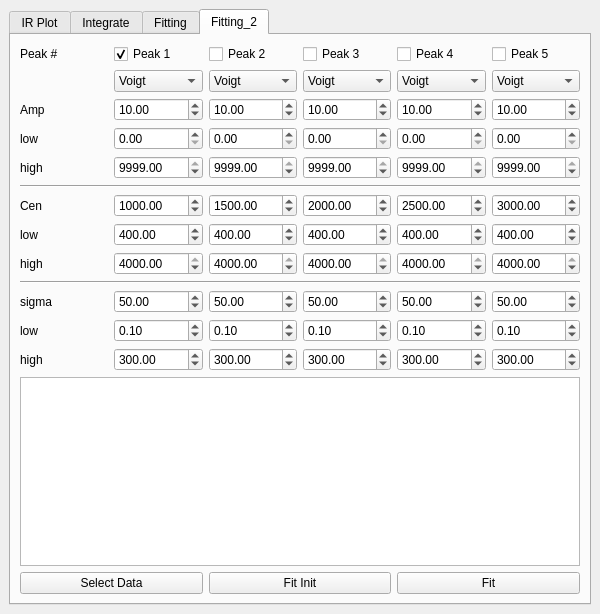
First picture: the form in src/Ui_Files/DockWidgets/Ui/dw_FTIR.ui, repository austinmcano/GGG, before the edit.
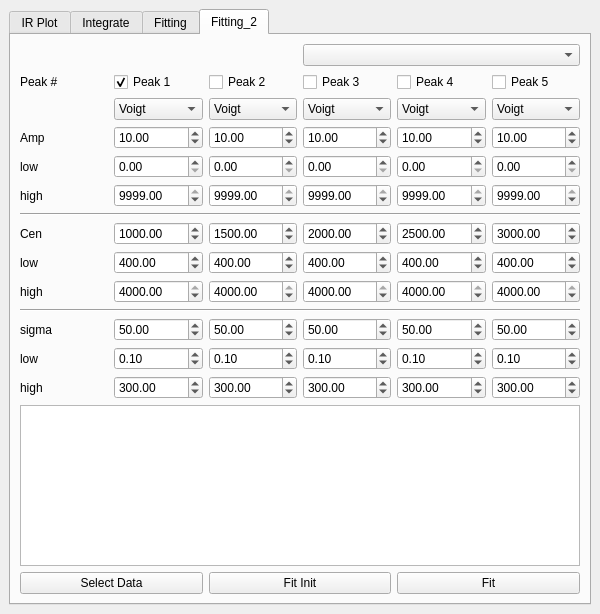
Second picture: the form after the edit. The open tabs and pages were chosen to show the change.

Patch:
```diff
--- a/src/Ui_Files/DockWidgets/Ui/dw_FTIR.ui
+++ b/src/Ui_Files/DockWidgets/Ui/dw_FTIR.ui
@@ -15,7 +15,7 @@
   </property>
   <widget class="QWidget" name="dockWidgetContents">
    <layout class="QGridLayout" name="gridLayout">
-    <item row="3" column="0" colspan="2">
+    <item row="0" column="1">
      <widget class="QTabWidget" name="tabWidget">
       <property name="enabled">
        <bool>true</bool>
@@ -210,8 +210,8 @@
            <string>&lt;!DOCTYPE HTML PUBLIC &quot;-//W3C//DTD HTML 4.0//EN&quot; &quot;http://www.w3.org/TR/REC-html40/strict.dtd&quot;&gt;
 &lt;html&gt;&lt;head&gt;&lt;meta name=&quot;qrichtext&quot; content=&quot;1&quot; /&gt;&lt;style type=&quot;text/css&quot;&gt;
 p, li { white-space: pre-wrap; }
-&lt;/style&gt;&lt;/head&gt;&lt;body style=&quot; font-family:'.AppleSystemUIFont'; font-size:13pt; font-weight:400; font-style:normal;&quot;&gt;
-&lt;p align=&quot;center&quot; style=&quot; margin-top:0px; margin-bottom:0px; margin-left:0px; margin-right:0px; -qt-block-indent:0; text-indent:0px;&quot;&gt;Press integrate mode.  Add the spectra to the top axis then click and hold on one limit and release on the other limit and the integral will show up on the axis below as well as in the table below here,  or manually type in the limits below and press &amp;quot;Integrate&amp;quot;&lt;/p&gt;&lt;/body&gt;&lt;/html&gt;</string>
+&lt;/style&gt;&lt;/head&gt;&lt;body style=&quot; font-family:'MS Shell Dlg 2'; font-size:8.25pt; font-weight:400; font-style:normal;&quot;&gt;
+&lt;p align=&quot;center&quot; style=&quot; margin-top:0px; margin-bottom:0px; margin-left:0px; margin-right:0px; -qt-block-indent:0; text-indent:0px;&quot;&gt;&lt;span style=&quot; font-family:'.AppleSystemUIFont'; font-size:13pt;&quot;&gt;Press integrate mode.  Add the spectra to the top axis then click and hold on one limit and release on the other limit and the integral will show up on the axis below as well as in the table below here,  or manually type in the limits below and press &amp;quot;Integrate&amp;quot;&lt;/span&gt;&lt;/p&gt;&lt;/body&gt;&lt;/html&gt;</string>
           </property>
          </widget>
         </item>
@@ -507,51 +507,14 @@
         <string>Fitting_2</string>
        </attribute>
        <layout class="QGridLayout" name="gridLayout_5">
-        <item row="4" column="5">
-         <widget class="QDoubleSpinBox" name="p4_amph_sb">
-          <property name="maximum">
-           <double>9999.000000000000000</double>
-          </property>
-          <property name="value">
-           <double>9999.000000000000000</double>
-          </property>
-         </widget>
-        </item>
-        <item row="9" column="4">
-         <widget class="QDoubleSpinBox" name="p3_cenh_sb">
-          <property name="maximum">
-           <double>4000.000000000000000</double>
-          </property>
-          <property name="value">
-           <double>4000.000000000000000</double>
-          </property>
-         </widget>
-        </item>
-        <item row="10" column="1" colspan="6">
+        <item row="11" column="1" colspan="6">
          <widget class="Line" name="line_5">
           <property name="orientation">
            <enum>Qt::Horizontal</enum>
           </property>
          </widget>
         </item>
-        <item row="2" column="1">
-         <widget class="QLabel" name="label_8">
-          <property name="text">
-           <string>Amp</string>
-          </property>
-         </widget>
-        </item>
-        <item row="8" column="3">
-         <widget class="QDoubleSpinBox" name="p2_cenl_sb">
-          <property name="maximum">
-           <double>4000.000000000000000</double>
-          </property>
-          <property name="value">
-           <double>400.000000000000000</double>
-          </property>
-         </widget>
-        </item>
-        <item row="13" column="2">
+        <item row="14" column="2">
          <widget class="QDoubleSpinBox" name="p1_sigh_sb">
           <property name="maximum">
            <double>500.000000000000000</double>
@@ -561,17 +524,17 @@
           </property>
          </widget>
         </item>
-        <item row="8" column="5">
-         <widget class="QDoubleSpinBox" name="p4_cenl_sb">
-          <property name="maximum">
-           <double>4000.000000000000000</double>
-          </property>
-          <property name="value">
-           <double>400.000000000000000</double>
-          </property>
-         </widget>
-        </item>
         <item row="9" column="5">
+         <widget class="QDoubleSpinBox" name="p4_cenl_sb">
+          <property name="maximum">
+           <double>4000.000000000000000</double>
+          </property>
+          <property name="value">
+           <double>400.000000000000000</double>
+          </property>
+         </widget>
+        </item>
+        <item row="10" column="5">
          <widget class="QDoubleSpinBox" name="p4_cenh_sb">
           <property name="maximum">
            <double>4000.000000000000000</double>
@@ -581,7 +544,7 @@
           </property>
          </widget>
         </item>
-        <item row="8" column="2">
+        <item row="9" column="2">
          <widget class="QDoubleSpinBox" name="p1_cenl_sb">
           <property name="maximum">
            <double>4000.000000000000000</double>
@@ -591,76 +554,79 @@
           </property>
          </widget>
         </item>
-        <item row="9" column="1">
+        <item row="10" column="1">
          <widget class="QLabel" name="label_13">
           <property name="text">
            <string>high</string>
           </property>
          </widget>
         </item>
-        <item row="11" column="5">
-         <widget class="QDoubleSpinBox" name="p4_sig_sb">
+        <item row="5" column="5">
+         <widget class="QDoubleSpinBox" name="p4_amph_sb">
           <property name="maximum">
-           <double>500.000000000000000</double>
+           <double>9999.000000000000000</double>
           </property>
           <property name="value">
-           <double>50.000000000000000</double>
+           <double>9999.000000000000000</double>
           </property>
          </widget>
         </item>
-        <item row="7" column="2">
-         <widget class="QDoubleSpinBox" name="p1_cen_sb">
+        <item row="10" column="4">
+         <widget class="QDoubleSpinBox" name="p3_cenh_sb">
           <property name="maximum">
            <double>4000.000000000000000</double>
           </property>
           <property name="value">
-           <double>1000.000000000000000</double>
+           <double>4000.000000000000000</double>
+          </property>
+         </widget>
+        </item>
+        <item row="9" column="3">
+         <widget class="QDoubleSpinBox" name="p2_cenl_sb">
+          <property name="maximum">
+           <double>4000.000000000000000</double>
+          </property>
+          <property name="value">
+           <double>400.000000000000000</double>
           </property>
          </widget>
         </item>
         <item row="3" column="1">
-         <widget class="QLabel" name="label_9">
+         <widget class="QLabel" name="label_8">
           <property name="text">
-           <string>low</string>
+           <string>Amp</string>
           </property>
          </widget>
         </item>
-        <item row="4" column="2">
-         <widget class="QDoubleSpinBox" name="p1_amph_sb">
+        <item row="13" column="4">
+         <widget class="QDoubleSpinBox" name="p3_sigl_sb">
           <property name="maximum">
-           <double>9999.000000000000000</double>
+           <double>500.000000000000000</double>
           </property>
           <property name="value">
-           <double>9999.000000000000000</double>
+           <double>0.100000000000000</double>
           </property>
          </widget>
         </item>
-        <item row="0" column="6">
+        <item row="1" column="6">
          <widget class="QCheckBox" name="p5_cb">
           <property name="text">
            <string>Peak 5</string>
           </property>
          </widget>
         </item>
-        <item row="0" column="3">
-         <widget class="QCheckBox" name="p2_cb">
-          <property name="text">
-           <string>Peak 2</string>
-          </property>
-         </widget>
-        </item>
-        <item row="7" column="4">
-         <widget class="QDoubleSpinBox" name="p3_cen_sb">
+        <item row="12" column="3">
+         <widget class="QDoubleSpinBox" name="p2_sig_sb">
           <property name="maximum">
-           <double>4000.000000000000000</double>
+           <double>500.000000000000000</double>
           </property>
           <property name="value">
-           <double>2000.000000000000000</double>
+           <double>50.000000000000000</double>
           </property>
          </widget>
         </item>
-        <item row="8" column="6">
-         <widget class="QDoubleSpinBox" name="p5_cenl_sb">
+        <item row="9" column="4">
+         <widget class="QDoubleSpinBox" name="p3_cenl_sb">
           <property name="maximum">
            <double>4000.000000000000000</double>
           </property>
@@ -669,7 +635,7 @@
           </property>
          </widget>
         </item>
-        <item row="11" column="6">
+        <item row="12" column="6">
          <widget class="QDoubleSpinBox" name="p5_sig_sb">
           <property name="maximum">
            <double>500.000000000000000</double>
@@ -679,17 +645,24 @@
           </property>
          </widget>
         </item>
-        <item row="12" column="4">
-         <widget class="QDoubleSpinBox" name="p3_sigl_sb">
+        <item row="1" column="1">
+         <widget class="QLabel" name="label_17">
+          <property name="text">
+           <string>Peak #</string>
+          </property>
+         </widget>
+        </item>
+        <item row="8" column="3">
+         <widget class="QDoubleSpinBox" name="p2_cen_sb">
           <property name="maximum">
-           <double>500.000000000000000</double>
+           <double>4000.000000000000000</double>
           </property>
           <property name="value">
-           <double>0.100000000000000</double>
+           <double>1500.000000000000000</double>
           </property>
          </widget>
         </item>
-        <item row="9" column="6">
+        <item row="10" column="6">
          <widget class="QDoubleSpinBox" name="p5_cenh_sb">
           <property name="maximum">
            <double>4000.000000000000000</double>
@@ -699,61 +672,31 @@
           </property>
          </widget>
         </item>
-        <item row="11" column="4">
-         <widget class="QDoubleSpinBox" name="p3_sig_sb">
-          <property name="maximum">
-           <double>500.000000000000000</double>
-          </property>
-          <property name="value">
-           <double>50.000000000000000</double>
-          </property>
-         </widget>
-        </item>
-        <item row="11" column="3">
-         <widget class="QDoubleSpinBox" name="p2_sig_sb">
-          <property name="maximum">
-           <double>500.000000000000000</double>
-          </property>
-          <property name="value">
-           <double>50.000000000000000</double>
-          </property>
-         </widget>
-        </item>
-        <item row="6" column="1" colspan="6">
+        <item row="7" column="1" colspan="6">
          <widget class="Line" name="line_4">
           <property name="orientation">
            <enum>Qt::Horizontal</enum>
           </property>
          </widget>
         </item>
-        <item row="12" column="6">
-         <widget class="QDoubleSpinBox" name="p5_sigl_sb">
-          <property name="maximum">
-           <double>500.000000000000000</double>
-          </property>
-          <property name="value">
-           <double>0.100000000000000</double>
+        <item row="15" column="1" colspan="6">
+         <widget class="QTextEdit" name="textEdit"/>
+        </item>
+        <item row="1" column="5">
+         <widget class="QCheckBox" name="p4_cb">
+          <property name="text">
+           <string>Peak 4</string>
           </property>
          </widget>
         </item>
-        <item row="3" column="5">
-         <widget class="QDoubleSpinBox" name="p4_ampl_sb">
+        <item row="4" column="3">
+         <widget class="QDoubleSpinBox" name="p2_ampl_sb">
           <property name="maximum">
            <double>9999.000000000000000</double>
           </property>
          </widget>
         </item>
-        <item row="8" column="4">
-         <widget class="QDoubleSpinBox" name="p3_cenl_sb">
-          <property name="maximum">
-           <double>4000.000000000000000</double>
-          </property>
-          <property name="value">
-           <double>400.000000000000000</double>
-          </property>
-         </widget>
-        </item>
-        <item row="0" column="2">
+        <item row="1" column="2">
          <widget class="QCheckBox" name="p1_cb">
           <property name="text">
            <string>Peak 1</string>
@@ -763,17 +706,81 @@
           </property>
          </widget>
         </item>
-        <item row="2" column="6">
-         <widget class="QDoubleSpinBox" name="p5_amp_sb">
+        <item row="14" column="6">
+         <widget class="QDoubleSpinBox" name="p5_sigh_sb">
           <property name="maximum">
+           <double>500.000000000000000</double>
+          </property>
+          <property name="value">
+           <double>300.000000000000000</double>
+          </property>
+         </widget>
+        </item>
+        <item row="4" column="5">
+         <widget class="QDoubleSpinBox" name="p4_ampl_sb">
+          <property name="maximum">
            <double>9999.000000000000000</double>
           </property>
+         </widget>
+        </item>
+        <item row="8" column="2">
+         <widget class="QDoubleSpinBox" name="p1_cen_sb">
+          <property name="maximum">
+           <double>4000.000000000000000</double>
+          </property>
           <property name="value">
-           <double>10.000000000000000</double>
+           <double>1000.000000000000000</double>
           </property>
          </widget>
         </item>
-        <item row="7" column="6">
+        <item row="13" column="6">
+         <widget class="QDoubleSpinBox" name="p5_sigl_sb">
+          <property name="maximum">
+           <double>500.000000000000000</double>
+          </property>
+          <property name="value">
+           <double>0.100000000000000</double>
+          </property>
+         </widget>
+        </item>
+        <item row="5" column="2">
+         <widget class="QDoubleSpinBox" name="p1_amph_sb">
+          <property name="maximum">
+           <double>9999.000000000000000</double>
+          </property>
+          <property name="value">
+           <double>9999.000000000000000</double>
+          </property>
+         </widget>
+        </item>
+        <item row="9" column="6">
+         <widget class="QDoubleSpinBox" name="p5_cenl_sb">
+          <property name="maximum">
+           <double>4000.000000000000000</double>
+          </property>
+          <property name="value">
+           <double>400.000000000000000</double>
+          </property>
+         </widget>
+        </item>
+        <item row="16" column="5" colspan="2">
+         <widget class="QPushButton" name="fit2_pb">
+          <property name="text">
+           <string>Fit</string>
+          </property>
+         </widget>
+        </item>
+        <item row="12" column="5">
+         <widget class="QDoubleSpinBox" name="p4_sig_sb">
+          <property name="maximum">
+           <double>500.000000000000000</double>
+          </property>
+          <property name="value">
+           <double>50.000000000000000</double>
+          </property>
+         </widget>
+        </item>
+        <item row="8" column="6">
          <widget class="QDoubleSpinBox" name="p5_cen_sb">
           <property name="maximum">
            <double>4000.000000000000000</double>
@@ -783,14 +790,41 @@
           </property>
          </widget>
         </item>
-        <item row="11" column="1">
+        <item row="12" column="1">
          <widget class="QLabel" name="label_14">
           <property name="text">
            <string>sigma</string>
           </property>
          </widget>
         </item>
-        <item row="11" column="2">
+        <item row="12" column="4">
+         <widget class="QDoubleSpinBox" name="p3_sig_sb">
+          <property name="maximum">
+           <double>500.000000000000000</double>
+          </property>
+          <property name="value">
+           <double>50.000000000000000</double>
+          </property>
+         </widget>
+        </item>
+        <item row="1" column="3">
+         <widget class="QCheckBox" name="p2_cb">
+          <property name="text">
+           <string>Peak 2</string>
+          </property>
+         </widget>
+        </item>
+        <item row="3" column="6">
+         <widget class="QDoubleSpinBox" name="p5_amp_sb">
+          <property name="maximum">
+           <double>9999.000000000000000</double>
+          </property>
+          <property name="value">
+           <double>10.000000000000000</double>
+          </property>
+         </widget>
+        </item>
+        <item row="12" column="2">
          <widget class="QDoubleSpinBox" name="p1_sig_sb">
           <property name="maximum">
            <double>500.000000000000000</double>
@@ -800,24 +834,14 @@
           </property>
          </widget>
         </item>
-        <item row="15" column="5" colspan="2">
-         <widget class="QPushButton" name="fit2_pb">
+        <item row="4" column="1">
+         <widget class="QLabel" name="label_9">
           <property name="text">
-           <string>Fit</string>
+           <string>low</string>
           </property>
          </widget>
         </item>
-        <item row="13" column="6">
-         <widget class="QDoubleSpinBox" name="p5_sigh_sb">
-          <property name="maximum">
-           <double>500.000000000000000</double>
-          </property>
-          <property name="value">
-           <double>300.000000000000000</double>
-          </property>
-         </widget>
-        </item>
-        <item row="13" column="3">
+        <item row="14" column="3">
          <widget class="QDoubleSpinBox" name="p2_sigh_sb">
           <property name="maximum">
            <double>500.000000000000000</double>
@@ -827,65 +851,140 @@
           </property>
          </widget>
         </item>
-        <item row="0" column="1">
-         <widget class="QLabel" name="label_17">
-          <property name="text">
-           <string>Peak #</string>
-          </property>
-         </widget>
-        </item>
-        <item row="7" column="3">
-         <widget class="QDoubleSpinBox" name="p2_cen_sb">
+        <item row="8" column="4">
+         <widget class="QDoubleSpinBox" name="p3_cen_sb">
           <property name="maximum">
            <double>4000.000000000000000</double>
           </property>
           <property name="value">
-           <double>1500.000000000000000</double>
+           <double>2000.000000000000000</double>
           </property>
          </widget>
         </item>
-        <item row="14" column="1" colspan="6">
-         <widget class="QTextEdit" name="textEdit"/>
+        <item row="5" column="6">
+         <widget class="QDoubleSpinBox" name="p5_amph_sb">
+          <property name="maximum">
+           <double>9999.000000000000000</double>
+          </property>
+          <property name="value">
+           <double>9999.000000000000000</double>
+          </property>
+         </widget>
         </item>
-        <item row="0" column="5">
-         <widget class="QCheckBox" name="p4_cb">
+        <item row="3" column="5">
+         <widget class="QDoubleSpinBox" name="p4_amp_sb">
+          <property name="maximum">
+           <double>9999.000000000000000</double>
+          </property>
+          <property name="value">
+           <double>10.000000000000000</double>
+          </property>
+         </widget>
+        </item>
+        <item row="5" column="1">
+         <widget class="QLabel" name="label_10">
           <property name="text">
-           <string>Peak 4</string>
+           <string>high</string>
+          </property>
+         </widget>
+        </item>
+        <item row="9" column="1">
+         <widget class="QLabel" name="label_12">
+          <property name="text">
+           <string>low</string>
+          </property>
+         </widget>
+        </item>
+        <item row="2" column="6">
+         <widget class="QComboBox" name="lineshape_5">
+          <item>
+           <property name="text">
+            <string>Voigt</string>
+           </property>
+          </item>
+          <item>
+           <property name="text">
+            <string>Lorentz</string>
+           </property>
+          </item>
+          <item>
+           <property name="text">
+            <string>Gaussian</string>
+           </property>
+          </item>
+         </widget>
+        </item>
+        <item row="14" column="1">
+         <widget class="QLabel" name="label_16">
+          <property name="text">
+           <string>high</string>
           </property>
          </widget>
         </item>
         <item row="3" column="3">
-         <widget class="QDoubleSpinBox" name="p2_ampl_sb">
+         <widget class="QDoubleSpinBox" name="p2_amp_sb">
           <property name="maximum">
            <double>9999.000000000000000</double>
           </property>
+          <property name="value">
+           <double>10.000000000000000</double>
+          </property>
          </widget>
         </item>
-        <item row="15" column="1" colspan="2">
+        <item row="16" column="1" colspan="2">
          <widget class="QPushButton" name="select_data_pb">
           <property name="text">
            <string>Select Data</string>
           </property>
          </widget>
         </item>
-        <item row="4" column="3">
-         <widget class="QDoubleSpinBox" name="p2_amph_sb">
+        <item row="2" column="3">
+         <widget class="QComboBox" name="lineshape_2">
+          <item>
+           <property name="text">
+            <string>Voigt</string>
+           </property>
+          </item>
+          <item>
+           <property name="text">
+            <string>Lorentz</string>
+           </property>
+          </item>
+          <item>
+           <property name="text">
+            <string>Gaussian</string>
+           </property>
+          </item>
+         </widget>
+        </item>
+        <item row="13" column="3">
+         <widget class="QDoubleSpinBox" name="p2_sigl_sb">
           <property name="maximum">
-           <double>9999.000000000000000</double>
+           <double>500.000000000000000</double>
           </property>
           <property name="value">
-           <double>9999.000000000000000</double>
+           <double>0.100000000000000</double>
           </property>
          </widget>
         </item>
-        <item row="8" column="1">
-         <widget class="QLabel" name="label_12">
+        <item row="13" column="1">
+         <widget class="QLabel" name="label_15">
           <property name="text">
            <string>low</string>
           </property>
          </widget>
         </item>
-        <item row="2" column="2">
+        <item row="3" column="4">
+         <widget class="QDoubleSpinBox" name="p3_amp_sb">
+          <property name="maximum">
+           <double>9999.000000000000000</double>
+          </property>
+          <property name="value">
+           <double>10.000000000000000</double>
+          </property>
+         </widget>
+        </item>
+        <item row="3" column="2">
          <widget class="QDoubleSpinBox" name="p1_amp_sb">
           <property name="maximum">
            <double>9999.000000000000000</double>
@@ -895,58 +994,14 @@
           </property>
          </widget>
         </item>
-        <item row="7" column="1">
+        <item row="8" column="1">
          <widget class="QLabel" name="label_11">
           <property name="text">
            <string>Cen</string>
           </property>
          </widget>
         </item>
-        <item row="13" column="5">
-         <widget class="QDoubleSpinBox" name="p4_sigh_sb">
-          <property name="maximum">
-           <double>500.000000000000000</double>
-          </property>
-          <property name="value">
-           <double>300.000000000000000</double>
-          </property>
-         </widget>
-        </item>
-        <item row="4" column="6">
-         <widget class="QDoubleSpinBox" name="p5_amph_sb">
-          <property name="maximum">
-           <double>9999.000000000000000</double>
-          </property>
-          <property name="value">
-           <double>9999.000000000000000</double>
-          </property>
-         </widget>
-        </item>
-        <item row="4" column="1">
-         <widget class="QLabel" name="label_10">
-          <property name="text">
-           <string>high</string>
-          </property>
-         </widget>
-        </item>
-        <item row="13" column="1">
-         <widget class="QLabel" name="label_16">
-          <property name="text">
-           <string>high</string>
-          </property>
-         </widget>
-        </item>
-        <item row="2" column="4">
-         <widget class="QDoubleSpinBox" name="p3_amp_sb">
-          <property name="maximum">
-           <double>9999.000000000000000</double>
-          </property>
-          <property name="value">
-           <double>10.000000000000000</double>
-          </property>
-         </widget>
-        </item>
-        <item row="4" column="4">
+        <item row="5" column="4">
          <widget class="QDoubleSpinBox" name="p3_amph_sb">
           <property name="maximum">
            <double>9999.000000000000000</double>
@@ -956,78 +1011,14 @@
           </property>
          </widget>
         </item>
-        <item row="12" column="5">
-         <widget class="QDoubleSpinBox" name="p4_sigl_sb">
-          <property name="maximum">
-           <double>500.000000000000000</double>
-          </property>
-          <property name="value">
-           <double>0.100000000000000</double>
-          </property>
-         </widget>
-        </item>
-        <item row="2" column="3">
-         <widget class="QDoubleSpinBox" name="p2_amp_sb">
-          <property name="maximum">
-           <double>9999.000000000000000</double>
-          </property>
-          <property name="value">
-           <double>10.000000000000000</double>
-          </property>
-         </widget>
-        </item>
-        <item row="3" column="6">
+        <item row="4" column="6">
          <widget class="QDoubleSpinBox" name="p5_ampl_sb">
           <property name="maximum">
            <double>9999.000000000000000</double>
           </property>
          </widget>
         </item>
-        <item row="0" column="4">
-         <widget class="QCheckBox" name="p3_cb">
-          <property name="text">
-           <string>Peak 3</string>
-          </property>
-         </widget>
-        </item>
-        <item row="12" column="1">
-         <widget class="QLabel" name="label_15">
-          <property name="text">
-           <string>low</string>
-          </property>
-         </widget>
-        </item>
-        <item row="12" column="3">
-         <widget class="QDoubleSpinBox" name="p2_sigl_sb">
-          <property name="maximum">
-           <double>500.000000000000000</double>
-          </property>
-          <property name="value">
-           <double>0.100000000000000</double>
-          </property>
-         </widget>
-        </item>
-        <item row="9" column="2">
-         <widget class="QDoubleSpinBox" name="p1_cenh_sb">
-          <property name="maximum">
-           <double>4000.000000000000000</double>
-          </property>
-          <property name="value">
-           <double>4000.000000000000000</double>
-          </property>
-         </widget>
-        </item>
-        <item row="2" column="5">
-         <widget class="QDoubleSpinBox" name="p4_amp_sb">
-          <property name="maximum">
-           <double>9999.000000000000000</double>
-          </property>
-          <property name="value">
-           <double>10.000000000000000</double>
-          </property>
-         </widget>
-        </item>
-        <item row="7" column="5">
+        <item row="8" column="5">
          <widget class="QDoubleSpinBox" name="p4_cen_sb">
           <property name="maximum">
            <double>4000.000000000000000</double>
@@ -1037,41 +1028,14 @@
           </property>
          </widget>
         </item>
-        <item row="13" column="4">
-         <widget class="QDoubleSpinBox" name="p3_sigh_sb">
-          <property name="maximum">
-           <double>500.000000000000000</double>
-          </property>
-          <property name="value">
-           <double>300.000000000000000</double>
-          </property>
-         </widget>
-        </item>
-        <item row="15" column="3" colspan="2">
+        <item row="16" column="3" colspan="2">
          <widget class="QPushButton" name="fit_init_pb">
           <property name="text">
            <string>Fit Init</string>
           </property>
          </widget>
         </item>
-        <item row="3" column="4">
-         <widget class="QDoubleSpinBox" name="p3_ampl_sb">
-          <property name="maximum">
-           <double>9999.000000000000000</double>
-          </property>
-         </widget>
-        </item>
-        <item row="12" column="2">
-         <widget class="QDoubleSpinBox" name="p1_sigl_sb">
-          <property name="maximum">
-           <double>500.000000000000000</double>
-          </property>
-          <property name="value">
-           <double>0.100000000000000</double>
-          </property>
-         </widget>
-        </item>
-        <item row="9" column="3">
+        <item row="10" column="3">
          <widget class="QDoubleSpinBox" name="p2_cenh_sb">
           <property name="maximum">
            <double>4000.000000000000000</double>
@@ -1081,14 +1045,7 @@
           </property>
          </widget>
         </item>
-        <item row="3" column="2">
-         <widget class="QDoubleSpinBox" name="p1_ampl_sb">
-          <property name="maximum">
-           <double>9999.000000000000000</double>
-          </property>
-         </widget>
-        </item>
-        <item row="1" column="2">
+        <item row="2" column="2">
          <widget class="QComboBox" name="lineshape_1">
           <item>
            <property name="text">
@@ -1107,26 +1064,37 @@
           </item>
          </widget>
         </item>
-        <item row="1" column="3">
-         <widget class="QComboBox" name="lineshape_2">
-          <item>
-           <property name="text">
-            <string>Voigt</string>
-           </property>
-          </item>
-          <item>
-           <property name="text">
-            <string>Lorentz</string>
-           </property>
-          </item>
-          <item>
-           <property name="text">
-            <string>Gaussian</string>
-           </property>
-          </item>
+        <item row="14" column="5">
+         <widget class="QDoubleSpinBox" name="p4_sigh_sb">
+          <property name="maximum">
+           <double>500.000000000000000</double>
+          </property>
+          <property name="value">
+           <double>300.000000000000000</double>
+          </property>
          </widget>
         </item>
-        <item row="1" column="4">
+        <item row="13" column="5">
+         <widget class="QDoubleSpinBox" name="p4_sigl_sb">
+          <property name="maximum">
+           <double>500.000000000000000</double>
+          </property>
+          <property name="value">
+           <double>0.100000000000000</double>
+          </property>
+         </widget>
+        </item>
+        <item row="13" column="2">
+         <widget class="QDoubleSpinBox" name="p1_sigl_sb">
+          <property name="maximum">
+           <double>500.000000000000000</double>
+          </property>
+          <property name="value">
+           <double>0.100000000000000</double>
+          </property>
+         </widget>
+        </item>
+        <item row="2" column="4">
          <widget class="QComboBox" name="lineshape_3">
           <item>
            <property name="text">
@@ -1145,7 +1113,24 @@
           </item>
          </widget>
         </item>
-        <item row="1" column="5">
+        <item row="1" column="4">
+         <widget class="QCheckBox" name="p3_cb">
+          <property name="text">
+           <string>Peak 3</string>
+          </property>
+         </widget>
+        </item>
+        <item row="10" column="2">
+         <widget class="QDoubleSpinBox" name="p1_cenh_sb">
+          <property name="maximum">
+           <double>4000.000000000000000</double>
+          </property>
+          <property name="value">
+           <double>4000.000000000000000</double>
+          </property>
+         </widget>
+        </item>
+        <item row="2" column="5">
          <widget class="QComboBox" name="lineshape_4">
           <item>
            <property name="text">
@@ -1164,25 +1149,43 @@
           </item>
          </widget>
         </item>
-        <item row="1" column="6">
-         <widget class="QComboBox" name="lineshape_5">
-          <item>
-           <property name="text">
-            <string>Voigt</string>
-           </property>
-          </item>
-          <item>
-           <property name="text">
-            <string>Lorentz</string>
-           </property>
-          </item>
-          <item>
-           <property name="text">
-            <string>Gaussian</string>
-           </property>
-          </item>
+        <item row="4" column="4">
+         <widget class="QDoubleSpinBox" name="p3_ampl_sb">
+          <property name="maximum">
+           <double>9999.000000000000000</double>
+          </property>
          </widget>
         </item>
+        <item row="5" column="3">
+         <widget class="QDoubleSpinBox" name="p2_amph_sb">
+          <property name="maximum">
+           <double>9999.000000000000000</double>
+          </property>
+          <property name="value">
+           <double>9999.000000000000000</double>
+          </property>
+         </widget>
+        </item>
+        <item row="14" column="4">
+         <widget class="QDoubleSpinBox" name="p3_sigh_sb">
+          <property name="maximum">
+           <double>500.000000000000000</double>
+          </property>
+          <property name="value">
+           <double>300.000000000000000</double>
+          </property>
+         </widget>
+        </item>
+        <item row="4" column="2">
+         <widget class="QDoubleSpinBox" name="p1_ampl_sb">
+          <property name="maximum">
+           <double>9999.000000000000000</double>
+          </property>
+         </widget>
+        </item>
+        <item row="0" column="4" colspan="3">
+         <widget class="QComboBox" name="comboBox"/>
+        </item>
        </layout>
       </widget>
      </widget>
```
